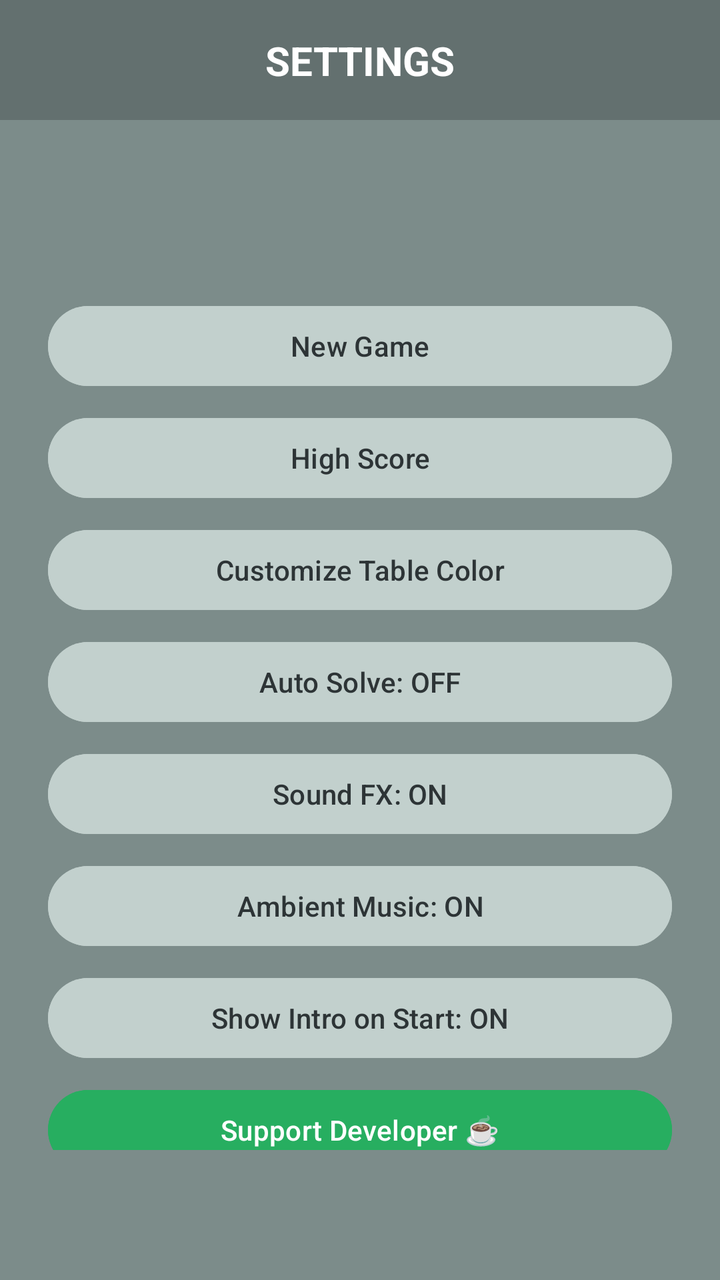
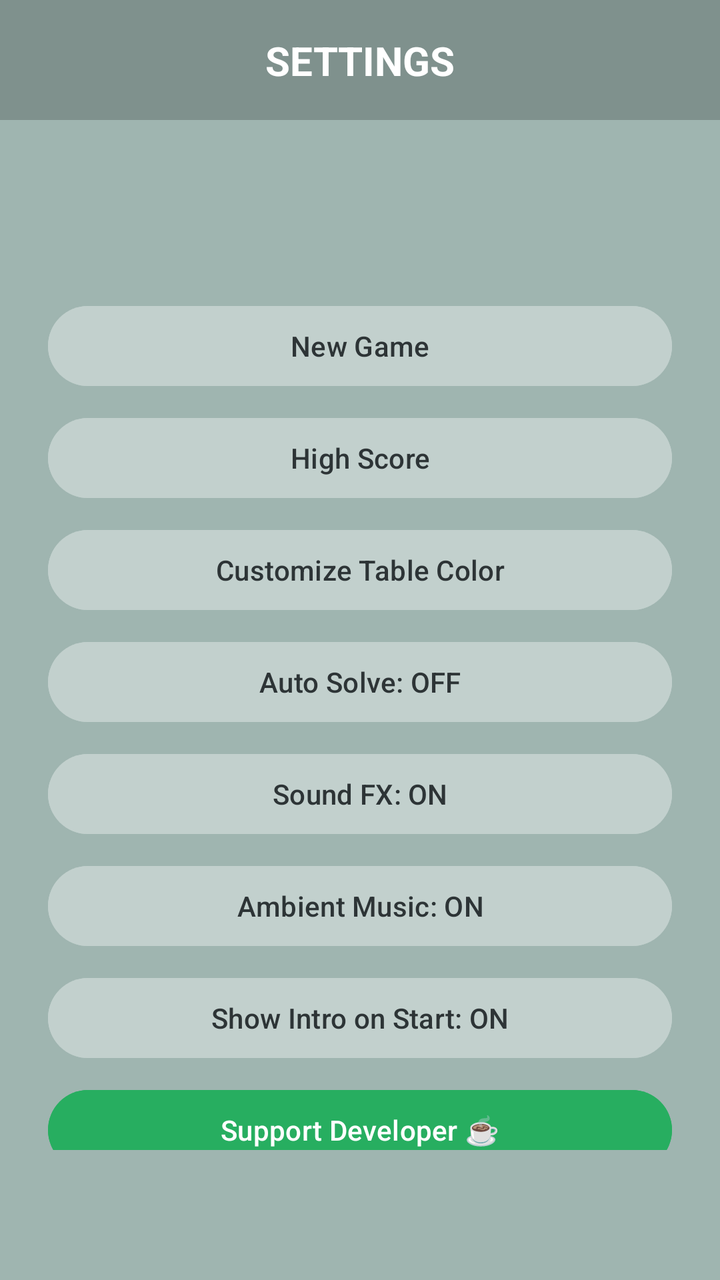

Screens rendered from an Android XML layout before and after an edit, with the pre-edit source and the edit as a unified diff.
<!-- AndroidManifest.xml: application theme Theme.SolitaireGame -->
<!-- res/layout/dialog_settings.xml -->
<?xml version="1.0" encoding="utf-8"?>
<androidx.constraintlayout.widget.ConstraintLayout xmlns:android="http://schemas.android.com/apk/res/android"
    android:layout_width="match_parent"
    android:layout_height="wrap_content"
    xmlns:app="http://schemas.android.com/apk/res-auto"
    android:background="#BF9fb5b0"
    android:padding="0dp">

    <View
        android:id="@+id/titleBg"
        android:layout_width="0dp"
        android:layout_height="60dp"
        android:background="#33000000"
        app:layout_constraintTop_toTopOf="parent"
        app:layout_constraintStart_toStartOf="parent"
        app:layout_constraintEnd_toEndOf="parent" />

    <TextView
        android:id="@+id/dialogTitle"
        android:layout_width="wrap_content"
        android:layout_height="wrap_content"
        android:text="SETTINGS"
        android:textColor="#FFFFFF"
        android:textSize="20sp"
        android:textStyle="bold"
        app:layout_constraintTop_toTopOf="@id/titleBg"
        app:layout_constraintBottom_toBottomOf="@id/titleBg"
        app:layout_constraintStart_toStartOf="parent"
        app:layout_constraintEnd_toEndOf="parent"/>

    <androidx.core.widget.NestedScrollView
        android:id="@+id/settingsScrollView"
        android:layout_width="0dp"
        android:layout_height="0dp"
        app:layout_constrainedHeight="true"
        app:layout_constraintTop_toBottomOf="@id/titleBg"
        app:layout_constraintBottom_toBottomOf="parent"
        app:layout_constraintStart_toStartOf="parent"
        app:layout_constraintEnd_toEndOf="parent"
        app:layout_constraintHeight_max="450dp"
        app:layout_constraintHeight_default="wrap">

        <LinearLayout
            android:id="@+id/buttonContainer"
            android:layout_width="match_parent"
            android:layout_height="wrap_content"
            android:orientation="vertical"
            android:padding="24dp">

            <Button
                android:id="@+id/btnNewGame"
                style="@style/Widget.Material3.Button.TonalButton"
                android:layout_width="match_parent"
                android:layout_height="wrap_content"
                android:text="New Game"
                android:backgroundTint="#c2d0cd"
                android:textColor="#2d3436"
                android:layout_marginBottom="8dp"
                android:textAllCaps="false"/>

            <Button
                android:id="@+id/btnHighScore"
                style="@style/Widget.Material3.Button.TonalButton"
                android:layout_width="match_parent"
                android:layout_height="wrap_content"
                android:text="High Score"
                android:backgroundTint="#c2d0cd"
                android:textColor="#2d3436"
                android:layout_marginBottom="8dp"
                android:textAllCaps="false"/>

            <Button
                android:id="@+id/btnChangeColor"
                style="@style/Widget.Material3.Button.TonalButton"
                android:layout_width="match_parent"
                android:layout_height="wrap_content"
                android:text="Customize Table Color"
                android:backgroundTint="#c2d0cd"
                android:textColor="#2d3436"
                android:layout_marginBottom="8dp"
                android:textAllCaps="false"/>

            <Button
                android:id="@+id/btnAutoSolve"
                style="@style/Widget.Material3.Button.TonalButton"
                android:layout_width="match_parent"
                android:layout_height="wrap_content"
                android:text="Auto Solve: OFF"
                android:backgroundTint="#c2d0cd"
                android:textColor="#2d3436"
                android:layout_marginBottom="8dp"
                android:textAllCaps="false"/>

            <Button
                android:id="@+id/btnSound"
                style="@style/Widget.Material3.Button.TonalButton"
                android:layout_width="match_parent"
                android:layout_height="wrap_content"
                android:text="Sound FX: ON"
                android:backgroundTint="#c2d0cd"
                android:textColor="#2d3436"
                android:layout_marginBottom="8dp"
                android:textAllCaps="false"/>

            <Button
                android:id="@+id/btnMusic"
                style="@style/Widget.Material3.Button.TonalButton"
                android:layout_width="match_parent"
                android:layout_height="wrap_content"
                android:text="Ambient Music: ON"
                android:backgroundTint="#c2d0cd"
                android:textColor="#2d3436"
                android:layout_marginBottom="8dp"
                android:textAllCaps="false"/>

            <Button
                android:id="@+id/btnShowIntro"
                style="@style/Widget.Material3.Button.TonalButton"
                android:layout_width="match_parent"
                android:layout_height="wrap_content"
                android:text="Show Intro on Start: ON"
                android:backgroundTint="#c2d0cd"
                android:textColor="#2d3436"
                android:layout_marginBottom="8dp"
                android:textAllCaps="false"/>

            <Button
                android:id="@+id/btnDonate"
                style="@style/Widget.Material3.Button.TonalButton"
                android:layout_width="match_parent"
                android:layout_height="wrap_content"
                android:text="Support Developer ☕"
                android:backgroundTint="#27ae60"
                android:textColor="#FFFFFF"
                android:layout_marginBottom="16dp"
                android:textAllCaps="false"/>

            <Button
                android:id="@+id/btnExit"
                style="@style/Widget.Material3.Button.TonalButton"
                android:layout_width="match_parent"
                android:layout_height="wrap_content"
                android:text="Exit Game 😢"
                android:backgroundTint="#d63031"
                android:textColor="#FFFFFF"
                android:textAllCaps="false"/>

        </LinearLayout>
    </androidx.core.widget.NestedScrollView>

</androidx.constraintlayout.widget.ConstraintLayout>
<!-- resources referenced by this layout -->
<resources>
  <style name="Theme.SolitaireGame" parent="Theme.Material3.Dark.NoActionBar">
          
          <item name="colorPrimary">@color/purple_500</item>
          <item name="colorPrimaryVariant">@color/purple_700</item>
          <item name="colorOnPrimary">@color/white</item>
          
          <item name="colorSecondary">@color/teal_200</item>
          <item name="colorSecondaryVariant">@color/teal_700</item>
          <item name="colorOnSecondary">@color/black</item>
          
          <item name="android:statusBarColor">@color/black</item>
          
          <item name="floatingActionButtonStyle">@style/FabStyle</item>
      </style>
  <color name="purple_500">#FF6200EE</color>
  <color name="purple_700">#FF3700B3</color>
  <color name="white">#FFFFFFFF</color>
  <color name="teal_200">#FF03DAC5</color>
  <color name="teal_700">#FF018786</color>
  <color name="black">#FF000000</color>
  <style name="FabStyle" parent="Widget.MaterialComponents.FloatingActionButton">
          <item name="backgroundTint">@color/black</item>
          <item name="tint">@android:color/white</item>
          <item name="elevation">8dp</item>
          <item name="hoveredFocusedTranslationZ">12dp</item>
          <item name="pressedTranslationZ">8dp</item>
          <item name="shapeAppearance">@style/FabShapeAppearance</item>
      </style>
  <style name="FabShapeAppearance" parent="ShapeAppearance.MaterialComponents.SmallComponent">
          <item name="cornerFamily">rounded</item>
          <item name="cornerSize">50%</item>
      </style>
</resources>

<!-- the commit's change to res/layout/dialog_settings.xml (unified diff, before → after) -->
@@ -3,7 +3,7 @@
     android:layout_width="match_parent"
     android:layout_height="wrap_content"
     xmlns:app="http://schemas.android.com/apk/res-auto"
-    android:background="#BF9fb5b0"
+    android:background="#9fb5b0"
     android:padding="0dp">
 
     <View
